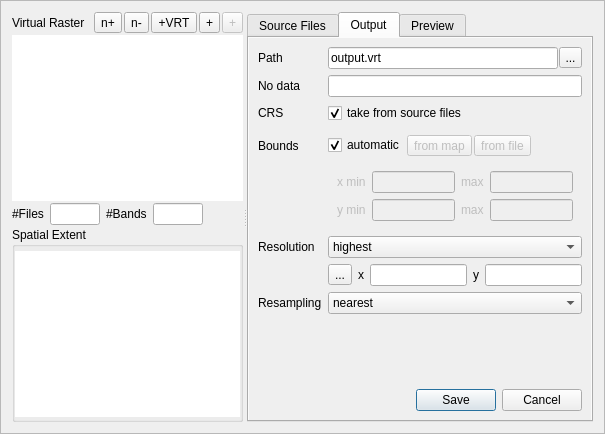
Old version of the form vrtbuilder/ui/vrtbuilder.ui in the repository jakimowb/virtual-raster-builder.
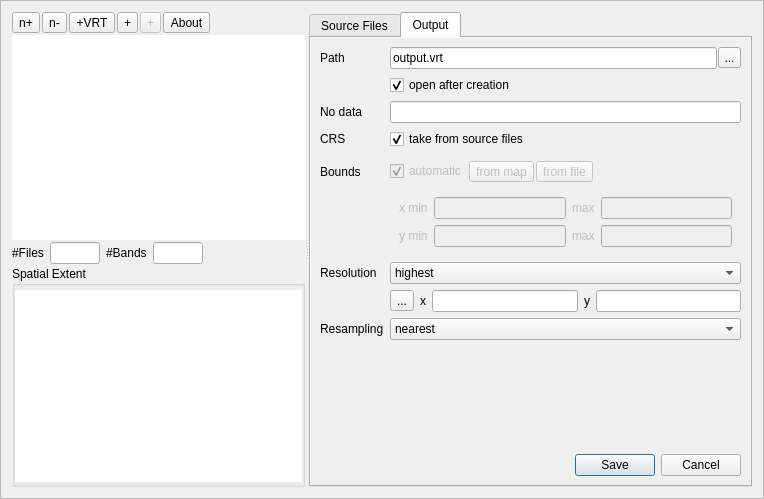
New version of the form. The open tabs and pages were chosen to show the change. Icons and pictures are not drawn. Custom widgets are drawn as their Qt base class.

Diff of the .ui file:
```diff
--- a/vrtbuilder/ui/vrtbuilder.ui
+++ b/vrtbuilder/ui/vrtbuilder.ui
@@ -6,8 +6,8 @@
    <rect>
     <x>0</x>
     <y>0</y>
-    <width>605</width>
-    <height>434</height>
+    <width>764</width>
+    <height>499</height>
    </rect>
   </property>
   <property name="windowTitle">
@@ -54,26 +54,6 @@
           <property name="margin">
            <number>0</number>
           </property>
-          <item>
-           <widget class="QLabel" name="label">
-            <property name="text">
-             <string>Virtual Raster</string>
-            </property>
-           </widget>
-          </item>
-          <item>
-           <spacer name="horizontalSpacer">
-            <property name="orientation">
-             <enum>Qt::Horizontal</enum>
-            </property>
-            <property name="sizeHint" stdset="0">
-             <size>
-              <width>40</width>
-              <height>20</height>
-             </size>
-            </property>
-           </spacer>
-          </item>
           <item>
            <widget class="QToolButton" name="btnExpandAllVRT">
             <property name="toolTip">
@@ -147,6 +127,32 @@
             </property>
            </widget>
           </item>
+          <item>
+           <widget class="QToolButton" name="btnAbout">
+            <property name="enabled">
+             <bool>true</bool>
+            </property>
+            <property name="toolTip">
+             <string>Remove virtual band</string>
+            </property>
+            <property name="text">
+             <string>About</string>
+            </property>
+           </widget>
+          </item>
+          <item>
+           <spacer name="horizontalSpacer">
+            <property name="orientation">
+             <enum>Qt::Horizontal</enum>
+            </property>
+            <property name="sizeHint" stdset="0">
+             <size>
+              <width>40</width>
+              <height>20</height>
+             </size>
+            </property>
+           </spacer>
+          </item>
          </layout>
         </widget>
        </item>
@@ -466,131 +472,65 @@
                <rect>
                 <x>0</x>
                 <y>0</y>
-                <width>355</width>
-                <height>386</height>
+                <width>455</width>
+                <height>451</height>
                </rect>
               </property>
               <layout class="QGridLayout" name="gridLayout_2">
                <item row="6" column="1">
-                <layout class="QHBoxLayout" name="horizontalLayout_4">
-                 <property name="spacing">
-                  <number>2</number>
+                <widget class="QgsProjectionSelectionWidget" name="mQgsProjectionSelectionWidget">
+                 <property name="enabled">
+                  <bool>false</bool>
                  </property>
-                 <property name="bottomMargin">
-                  <number>0</number>
-                 </property>
-                 <item>
-                  <widget class="QCheckBox" name="cbBoundsFromSourceFiles">
-                   <property name="toolTip">
-                    <string>Automatic extent from source fule</string>
-                   </property>
-                   <property name="text">
-                    <string>automatic</string>
-                   </property>
-                   <property name="checked">
-                    <bool>true</bool>
-                   </property>
-                  </widget>
-                 </item>
-                 <item>
-                  <widget class="QToolButton" name="btnBoundsFromMap">
-                   <property name="enabled">
-                    <bool>false</bool>
-                   </property>
-                   <property name="toolTip">
-                    <string>Select bounds from map canvas</string>
-                   </property>
-                   <property name="text">
-                    <string>from map</string>
-                   </property>
-                  </widget>
-                 </item>
-                 <item>
-                  <widget class="QToolButton" name="btnBoundsFromFile">
-                   <property name="enabled">
-                    <bool>false</bool>
-                   </property>
-                   <property name="toolTip">
-                    <string>Select bounds from spatial file or layer</string>
-                   </property>
-                   <property name="text">
-                    <string>from file</string>
-                   </property>
-                  </widget>
-                 </item>
-                 <item>
-                  <spacer name="horizontalSpacer_3">
-                   <property name="orientation">
-                    <enum>Qt::Horizontal</enum>
-                   </property>
-                   <property name="sizeHint" stdset="0">
-                    <size>
-                     <width>40</width>
-                     <height>20</height>
-                    </size>
-                   </property>
-                  </spacer>
-                 </item>
-                </layout>
+                </widget>
                </item>
-               <item row="3" column="1">
-                <layout class="QHBoxLayout" name="horizontalLayout_6">
-                 <property name="spacing">
-                  <number>2</number>
+               <item row="8" column="1">
+                <widget class="QFrame" name="gridFrame">
+                 <property name="enabled">
+                  <bool>false</bool>
                  </property>
-                 <property name="topMargin">
-                  <number>0</number>
-                 </property>
-                 <item>
-                  <widget class="QCheckBox" name="cbCRSFromInputData">
-                   <property name="toolTip">
-                    <string>Uses the CRS of the first input source for the entire new raster.</string>
-                   </property>
-                   <property name="text">
-                    <string>take from source files</string>
-                   </property>
-                   <property name="checked">
-                    <bool>true</bool>
-                   </property>
-                  </widget>
-                 </item>
-                 <item>
-                  <spacer name="horizontalSpacer_4">
-                   <property name="orientation">
-                    <enum>Qt::Horizontal</enum>
-                   </property>
-                   <property name="sizeHint" stdset="0">
-                    <size>
-                     <width>40</width>
-                     <height>20</height>
-                    </size>
-                   </property>
-                  </spacer>
-                 </item>
-                </layout>
-               </item>
-               <item row="12" column="1">
-                <widget class="QComboBox" name="comboBox">
-                 <item>
-                  <property name="text">
-                   <string>highest</string>
-                  </property>
-                 </item>
-                 <item>
-                  <property name="text">
-                   <string>lowest</string>
-                  </property>
-                 </item>
-                 <item>
-                  <property name="text">
-                   <string>average</string>
-                  </property>
-                 </item>
-                 <item>
-                  <property name="text">
-                   <string>user</string>
-                  </property>
-                 </item>
+                 <layout class="QGridLayout" name="gridLayout">
+                  <item row="2" column="2">
+                   <widget class="QLineEdit" name="tbBoundsYMin"/>
+                  </item>
+                  <item row="2" column="3">
+                   <widget class="QLabel" name="label_13">
+                    <property name="text">
+                     <string>max</string>
+                    </property>
+                   </widget>
+                  </item>
+                  <item row="1" column="2">
+                   <widget class="QLineEdit" name="tbBoundsXMin"/>
+                  </item>
+                  <item row="1" column="1">
+                   <widget class="QLabel" name="label_10">
+                    <property name="text">
+                     <string>x min</string>
+                    </property>
+                   </widget>
+                  </item>
+                  <item row="1" column="4">
+                   <widget class="QLineEdit" name="tbBoundXMax"/>
+                  </item>
+                  <item row="2" column="4">
+                   <widget class="QLineEdit" name="tbBoundsYMax"/>
+                  </item>
+                  <item row="1" column="3">
+                   <widget class="QLabel" name="label_12">
+                    <property name="text">
+                     <string>max</string>
+                    </property>
+                   </widget>
+                  </item>
+                  <item row="2" column="1">
+                   <widget class="QLabel" name="label_11">
+                    <property name="text">
+                     <string>y min</string>
+                    </property>
+                   </widget>
+                  </item>
+                 </layout>
                 </widget>
                </item>
                <item row="0" column="1">
@@ -623,14 +563,45 @@
                  </item>
                 </layout>
                </item>
-               <item row="14" column="0">
+               <item row="4" column="0">
+                <widget class="QLabel" name="label_8">
+                 <property name="text">
+                  <string>CRS</string>
+                 </property>
+                </widget>
+               </item>
+               <item row="13" column="1">
+                <widget class="QComboBox" name="comboBox">
+                 <item>
+                  <property name="text">
+                   <string>highest</string>
+                  </property>
+                 </item>
+                 <item>
+                  <property name="text">
+                   <string>lowest</string>
+                  </property>
+                 </item>
+                 <item>
+                  <property name="text">
+                   <string>average</string>
+                  </property>
+                 </item>
+                 <item>
+                  <property name="text">
+                   <string>user</string>
+                  </property>
+                 </item>
+                </widget>
+               </item>
+               <item row="15" column="0">
                 <widget class="QLabel" name="label_7">
                  <property name="text">
                   <string>Resampling</string>
                  </property>
                 </widget>
                </item>
-               <item row="13" column="1">
+               <item row="14" column="1">
                 <layout class="QHBoxLayout" name="horizontalLayout_3">
                  <property name="bottomMargin">
                   <number>0</number>
@@ -667,13 +638,6 @@
                  </item>
                 </layout>
                </item>
-               <item row="3" column="0">
-                <widget class="QLabel" name="label_8">
-                 <property name="text">
-                  <string>CRS</string>
-                 </property>
-                </widget>
-               </item>
                <item row="0" column="0">
                 <widget class="QLabel" name="label_2">
                  <property name="text">
@@ -681,14 +645,143 @@
                  </property>
                 </widget>
                </item>
-               <item row="6" column="0">
+               <item row="7" column="0">
                 <widget class="QLabel" name="label_17">
                  <property name="text">
                   <string>Bounds</string>
                  </property>
                 </widget>
                </item>
-               <item row="14" column="1">
+               <item row="4" column="1">
+                <layout class="QHBoxLayout" name="horizontalLayout_6">
+                 <property name="spacing">
+                  <number>2</number>
+                 </property>
+                 <property name="topMargin">
+                  <number>0</number>
+                 </property>
+                 <item>
+                  <widget class="QCheckBox" name="cbCRSFromInputData">
+                   <property name="toolTip">
+                    <string>Uses the CRS of the first input source for the entire new raster.</string>
+                   </property>
+                   <property name="text">
+                    <string>take from source files</string>
+                   </property>
+                   <property name="checked">
+                    <bool>true</bool>
+                   </property>
+                  </widget>
+                 </item>
+                 <item>
+                  <spacer name="horizontalSpacer_4">
+                   <property name="orientation">
+                    <enum>Qt::Horizontal</enum>
+                   </property>
+                   <property name="sizeHint" stdset="0">
+                    <size>
+                     <width>40</width>
+                     <height>20</height>
+                    </size>
+                   </property>
+                  </spacer>
+                 </item>
+                </layout>
+               </item>
+               <item row="7" column="1">
+                <layout class="QHBoxLayout" name="horizontalLayout_4">
+                 <property name="spacing">
+                  <number>2</number>
+                 </property>
+                 <property name="bottomMargin">
+                  <number>0</number>
+                 </property>
+                 <item>
+                  <widget class="QCheckBox" name="cbBoundsFromSourceFiles">
+                   <property name="enabled">
+                    <bool>false</bool>
+                   </property>
+                   <property name="toolTip">
+                    <string>Automatic extent from source fule</string>
+                   </property>
+                   <property name="text">
+                    <string>automatic</string>
+                   </property>
+                   <property name="checked">
+                    <bool>true</bool>
+                   </property>
+                  </widget>
+                 </item>
+                 <item>
+                  <widget class="QToolButton" name="btnBoundsFromMap">
+                   <property name="enabled">
+                    <bool>false</bool>
+                   </property>
+                   <property name="toolTip">
+                    <string>Select bounds from map canvas</string>
+                   </property>
+                   <property name="text">
+                    <string>from map</string>
+                   </property>
+                  </widget>
+                 </item>
+                 <item>
+                  <widget class="QToolButton" name="btnBoundsFromFile">
+                   <property name="enabled">
+                    <bool>false</bool>
+                   </property>
+                   <property name="toolTip">
+                    <string>Select bounds from spatial file or layer</string>
+                   </property>
+                   <property name="text">
+                    <string>from file</string>
+                   </property>
+                  </widget>
+                 </item>
+                 <item>
+                  <spacer name="horizontalSpacer_3">
+                   <property name="orientation">
+                    <enum>Qt::Horizontal</enum>
+                   </property>
+                   <property name="sizeHint" stdset="0">
+                    <size>
+                     <width>40</width>
+                     <height>20</height>
+                    </size>
+                   </property>
+                  </spacer>
+                 </item>
+                </layout>
+               </item>
+               <item row="13" column="0">
+                <widget class="QLabel" name="label_3">
+                 <property name="text">
+                  <string>Resolution</string>
+                 </property>
+                </widget>
+               </item>
+               <item row="3" column="0">
+                <widget class="QLabel" name="label_6">
+                 <property name="text">
+                  <string>No data</string>
+                 </property>
+                </widget>
+               </item>
+               <item row="3" column="1">
+                <widget class="QLineEdit" name="tbNoData">
+                 <property name="readOnly">
+                  <bool>false</bool>
+                 </property>
+                </widget>
+               </item>
+               <item row="19" column="1">
+                <widget class="QDialogButtonBox" name="buttonBox">
+                 <property name="standardButtons">
+                  <set>QDialogButtonBox::Cancel|QDialogButtonBox::Save</set>
+                 </property>
+                </widget>
+               </item>
+               <item row="15" column="1">
                 <widget class="QComboBox" name="comboBox_2">
                  <item>
                   <property name="text">
@@ -727,21 +820,7 @@
                  </item>
                 </widget>
                </item>
-               <item row="12" column="0">
-                <widget class="QLabel" name="label_3">
-                 <property name="text">
-                  <string>Resolution</string>
-                 </property>
-                </widget>
-               </item>
-               <item row="2" column="1">
-                <widget class="QLineEdit" name="tbNoData">
-                 <property name="readOnly">
-                  <bool>false</bool>
-                 </property>
-                </widget>
-               </item>
-               <item row="15" column="0">
+               <item row="16" column="0">
                 <spacer name="verticalSpacer">
                  <property name="orientation">
                   <enum>Qt::Vertical</enum>
@@ -754,102 +833,22 @@
                  </property>
                 </spacer>
                </item>
-               <item row="2" column="0">
-                <widget class="QLabel" name="label_6">
+               <item row="2" column="1">
+                <widget class="QCheckBox" name="cbAddtoMap">
                  <property name="text">
-                  <string>No data</string>
+                  <string>open after creation</string>
                  </property>
-                </widget>
-               </item>
-               <item row="18" column="1">
-                <widget class="QDialogButtonBox" name="buttonBox">
-                 <property name="standardButtons">
-                  <set>QDialogButtonBox::Cancel|QDialogButtonBox::Save</set>
+                 <property name="checked">
+                  <bool>true</bool>
                  </property>
                 </widget>
                </item>
-               <item row="5" column="1">
-                <widget class="QgsProjectionSelectionWidget" name="mQgsProjectionSelectionWidget">
-                 <property name="enabled">
-                  <bool>false</bool>
-                 </property>
-                </widget>
-               </item>
-               <item row="7" column="1">
-                <widget class="QFrame" name="gridFrame">
-                 <property name="enabled">
-                  <bool>false</bool>
-                 </property>
-                 <layout class="QGridLayout" name="gridLayout">
-                  <item row="2" column="2">
-                   <widget class="QLineEdit" name="tbBoundsYMin"/>
-                  </item>
-                  <item row="2" column="3">
-                   <widget class="QLabel" name="label_13">
-                    <property name="text">
-                     <string>max</string>
-                    </property>
-                   </widget>
-                  </item>
-                  <item row="1" column="2">
-                   <widget class="QLineEdit" name="tbBoundsXMin"/>
-                  </item>
-                  <item row="1" column="1">
-                   <widget class="QLabel" name="label_10">
-                    <property name="text">
-                     <string>x min</string>
-                    </property>
-                   </widget>
-                  </item>
-                  <item row="1" column="4">
-                   <widget class="QLineEdit" name="tbBoundXMax"/>
-                  </item>
-                  <item row="2" column="4">
-                   <widget class="QLineEdit" name="tbBoundsYMax"/>
-                  </item>
-                  <item row="1" column="3">
-                   <widget class="QLabel" name="label_12">
-                    <property name="text">
-                     <string>max</string>
-                    </property>
-                   </widget>
-                  </item>
-                  <item row="2" column="1">
-                   <widget class="QLabel" name="label_11">
-                    <property name="text">
-                     <string>y min</string>
-                    </property>
-                   </widget>
-                  </item>
-                 </layout>
-                </widget>
-               </item>
               </layout>
              </widget>
             </widget>
            </item>
           </layout>
          </widget>
-         <widget class="QWidget" name="tabXML">
-          <attribute name="title">
-           <string>Preview</string>
-          </attribute>
-          <layout class="QVBoxLayout" name="verticalLayout_6">
-           <property name="spacing">
-            <number>2</number>
-           </property>
-           <property name="margin">
-            <number>0</number>
-           </property>
-           <item>
-            <widget class="QTextBrowser" name="tbXMLCode">
-             <property name="frameShape">
-              <enum>QFrame::NoFrame</enum>
-             </property>
-            </widget>
-           </item>
-          </layout>
-         </widget>
         </widget>
        </item>
       </layout>
```
Left out of the diff: 18 changed lines with no effect on the pictures.
